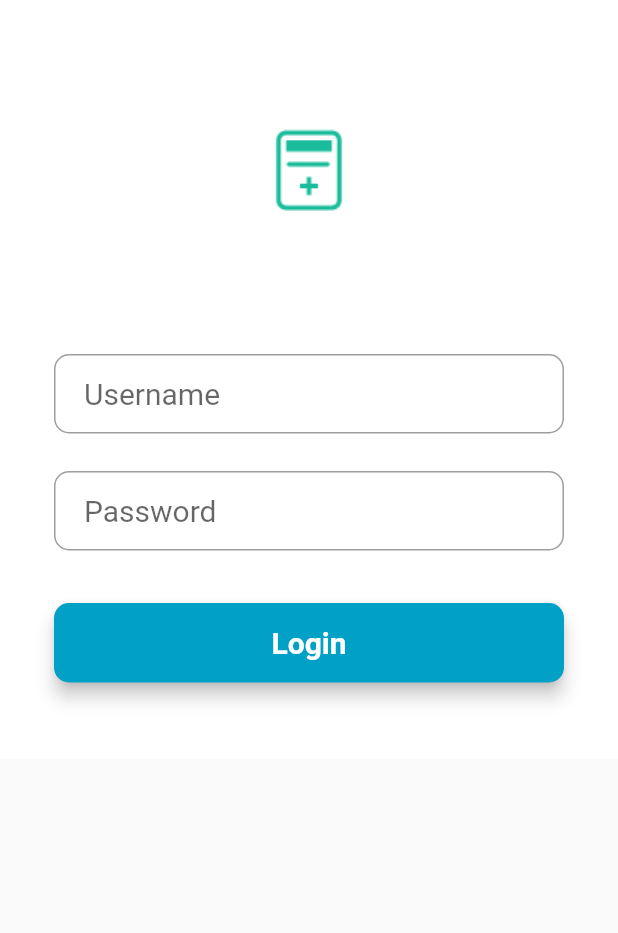
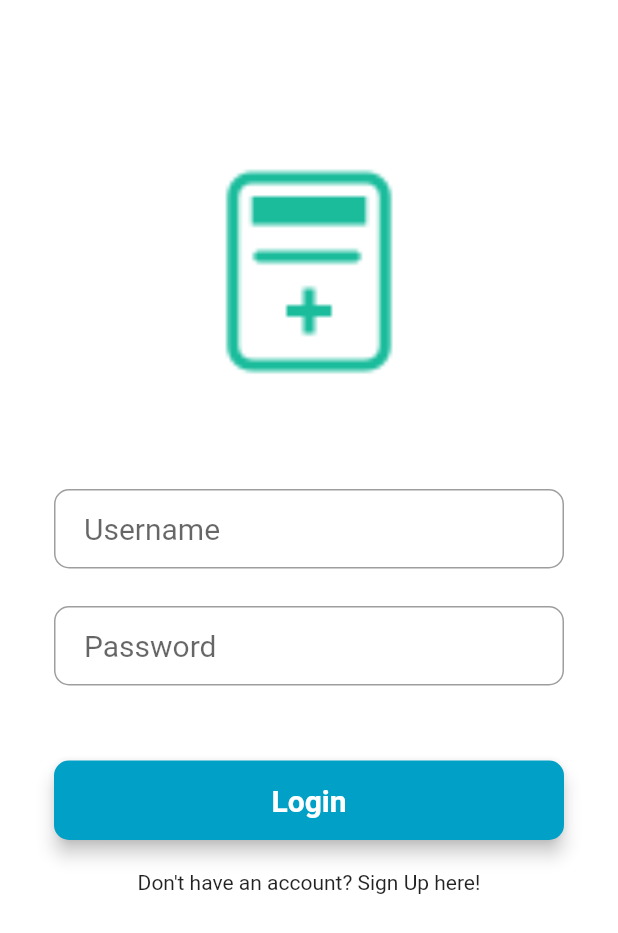
Before and after one commit to deadpanther/flutterExercise, a Flutter app: the screen it shows after launch, on a phone screen of 412 x 824 dp. Shown: the top 933 px of the screen. Run offline on Flutter 3.47's test engine with Material 2 defaults, Android fonts, the phone set to English and light mode, and no system bars; Roboto replaces fonts that are missing (Montserrat).

Commit message:
Made Complete login page

```diff
--- a/lib/loginPage.dart
+++ b/lib/loginPage.dart
@@ -2,13 +2,7 @@ import 'package:flutter/material.dart';
 
 class MyHomePage extends StatefulWidget {
   MyHomePage({Key key, this.title}) : super(key: key);
-  // This widget is the home page of your application. It is stateful, meaning
-  // that it has a State object (defined below) that contains fields that affect
-  // how it looks.
-  // This class is the configuration for the state. It holds the values (in this
-  // case the title) provided by the parent (in this case the App widget) and
-  // used by the build method of the State. Fields in a Widget subclass are
-  // always marked "final".
+
   final String title;
   @override
   _MyHomePageState createState() => _MyHomePageState();
@@ -28,6 +22,7 @@ class _MyHomePageState extends State<MyHomePage> {
           border:
               OutlineInputBorder(borderRadius: BorderRadius.circular(10.0))),
     );
+
     final passwordField = TextField(
       obscureText: true,
       style: style,
@@ -37,12 +32,14 @@ class _MyHomePageState extends State<MyHomePage> {
           border:
               OutlineInputBorder(borderRadius: BorderRadius.circular(10.0))),
     );
+
     final loginButon = Material(
       elevation: 5.0,
       borderRadius: BorderRadius.circular(10.0),
       color: Color(0xff01A0C7),
       child: MaterialButton(
         minWidth: MediaQuery.of(context).size.width,
+        //materialTapTargetSize: MaterialTapTargetSize.padded,
         padding: EdgeInsets.fromLTRB(20.0, 15.0, 20.0, 15.0),
         onPressed: () {},
         child: Text("Login",
@@ -53,9 +50,21 @@ class _MyHomePageState extends State<MyHomePage> {
     );
 
     final loginPageImage = Container(
-        child: Center(
-      child: Image.asset('assets/images/health1.png'),
+        child: new AspectRatio(
+      aspectRatio: 100 / 50,
+      child: Center(
+        child: Image.asset(
+          'assets/images/health1.png',
+          scale: 0.4,
+        ),
+      ),
     ));
+
+    final goToSignUp = Container(
+      child: Center(
+        child: Text("Don't have an account? Sign Up here!"),
+      ),
+    );
 
     return Scaffold(
       resizeToAvoidBottomPadding: false,
@@ -70,19 +79,23 @@ class _MyHomePageState extends State<MyHomePage> {
                 mainAxisAlignment: MainAxisAlignment.center,
                 children: <Widget>[
                   SizedBox(
-                    height: 155.0,
-                    child: loginPageImage,
+                    height: 60.0,
                   ),
-                  SizedBox(height: 45.0),
+                  loginPageImage,
+                  SizedBox(height: 60.0),
                   emailField,
                   SizedBox(height: 25.0),
                   passwordField,
                   SizedBox(
-                    height: 35.0,
+                    height: 50.0,
                   ),
                   loginButon,
                   SizedBox(
-                    height: 15.0,
+                    height: 20.0,
+                  ),
+                  goToSignUp,
+                  SizedBox(
+                    height: 23.0,
                   ),
                 ],
               ),
--- a/lib/loginScreen/XDColors.dart
+++ /dev/null
@@ -1,3 +0,0 @@
-import 'package:flutter/material.dart';
-
-class XDColors {}
--- a/lib/main.dart
+++ b/lib/main.dart
@@ -1,11 +1,10 @@
 import 'package:flutter/material.dart';
 import 'package:flutter/foundation.dart' as foundation;
-import 'package:helloflutter/loginScreen/AndroidMobile1.dart';
 import 'package:helloflutter/loginPage.dart';
 
 void main() => runApp(MaterialApp(
       title: 'I am rich',
-      home: MyHomePage(title: 'Flutter Login'),
+      home: MyHomePage(title: 'Oxytrack'),
     ));
 
 class Home extends StatelessWidget {
```
Also changed, not shown: lib/loginScreen/AndroidMobile1.dart (deleted, +0 -88 lines), lib/loginScreen/Component11.dart (deleted, +0 -35 lines), lib/loginScreen/password_Field.dart (deleted, +0 -37 lines), lib/loginScreen/usernameField.dart (deleted, +0 -39 lines), lib/sizeConfig.dart (added, +27 -0 lines), lib/loginScreen/assets/images/2.0x/health.png (deleted), lib/loginScreen/assets/images/3.0x/health.png (deleted), lib/loginScreen/assets/images/health.png (deleted).
